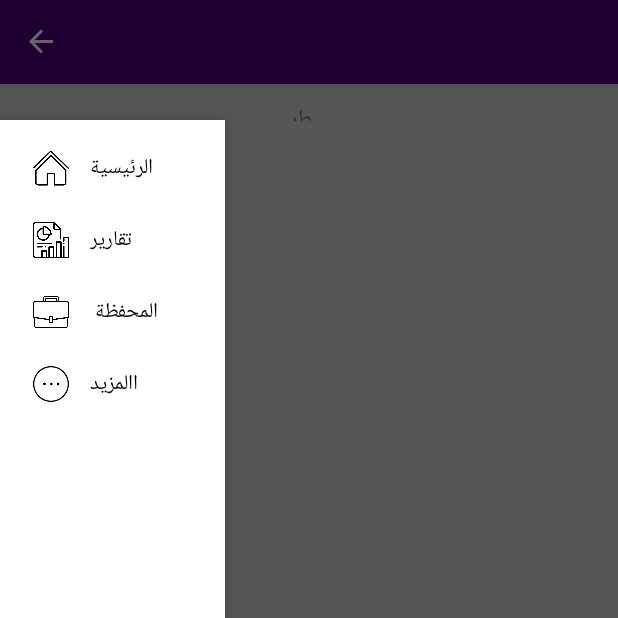
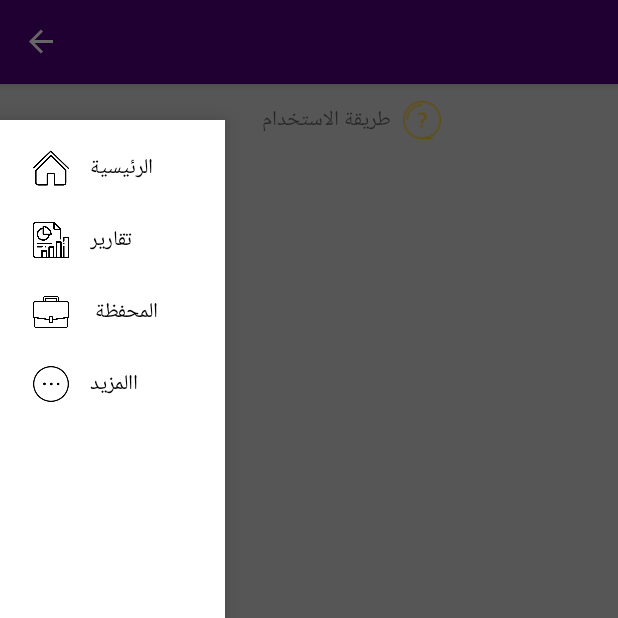
Before and after one commit to hossamxp33/cards-master-master, an Android app: the fragment CompanyDetails placed in its activity, with the side drawer open, on a phone screen of 412 x 824 dp, the top half of it. Run offline under Robolectric (Android 15) with nearby library versions, the light colour scheme and no system bars; our stand-ins replace Room's generated code, RxJava, data binding; libraries missing offline, so code that uses them is left out: androidx.databinding.library, com.aurelhubert.ahbottomnavigation, woyou.aidlservice.jiuiv5; pictures from the network do not load; 6 statements that could not run were skipped.

Commit message:
added 22/7

```diff
--- a/app/src/main/AndroidManifest.xml
+++ b/app/src/main/AndroidManifest.xml
@@ -20,7 +20,7 @@
         <activity android:name=".presentaion.payment.Payment"  >
 
         </activity>
-        <activity android:name=".presentaion.login.LoginActivity">
+        <activity android:name=".presentaion.splash.SplashActivity"  >
             <intent-filter>
                 <action android:name="android.intent.action.MAIN"/>
 
@@ -28,6 +28,9 @@
 
             </intent-filter>
         </activity>
+        <activity android:name=".presentaion.login.LoginActivity">
+
+        </activity>
     </application>
 
 </manifest>
--- a/app/src/main/res/layout/company_details.xml
+++ b/app/src/main/res/layout/company_details.xml
@@ -18,20 +18,22 @@
             android:layout_height="match_parent"
             android:background="#00FFFFFF">
 <androidx.constraintlayout.widget.ConstraintLayout
-        android:layout_width="25dp"
-        android:layout_height="25dp"
+        android:layout_width="wrap_content"
+        android:layout_height="wrap_content"
+        android:id="@+id/infolayout"
         app:layout_constraintEnd_toEndOf="parent"
-        app:layout_constraintStart_toStartOf="parent"
         app:layout_constraintTop_toTopOf="parent"
         >
+
     <androidx.appcompat.widget.AppCompatImageView
             android:id="@+id/question"
             android:layout_width="25dp"
             android:layout_height="25dp"
 
-                android:layout_marginStart="32dp"
-                android:layout_marginLeft="32dp"
+
             android:layout_marginTop="12dp"
+            android:layout_marginEnd="24dp"
+            android:layout_marginRight="24dp"
             android:tint="@color/yellow"
             app:layout_constraintEnd_toEndOf="parent"
             app:layout_constraintStart_toStartOf="parent"
@@ -60,7 +62,7 @@
                 android:visibility="visible"
                 app:layout_constraintBottom_toBottomOf="parent"
                 app:layout_constraintEnd_toEndOf="parent" android:layout_marginTop="10dp"
-                app:layout_constraintTop_toBottomOf="@id/info" app:layout_constraintStart_toStartOf="parent"
+                app:layout_constraintTop_toBottomOf="@id/infolayout" app:layout_constraintStart_toStartOf="parent"
                 android:layout_marginLeft="8dp" android:layout_marginStart="8dp"
         />
 
```
Also changed, not shown: app/src/main/java/com/codesroots/mac/cards/presentaion/splash/SplashActivity.kt (added, +51 -0 lines), app/src/main/res/drawable-v24/logos.png (added), app/src/main/res/drawable-v24/question.png (added), app/src/main/res/drawable/logos.png (added), app/src/main/res/drawable/question.png (added), 1 other file. Lines whose indentation alone changed are shown as unchanged.
